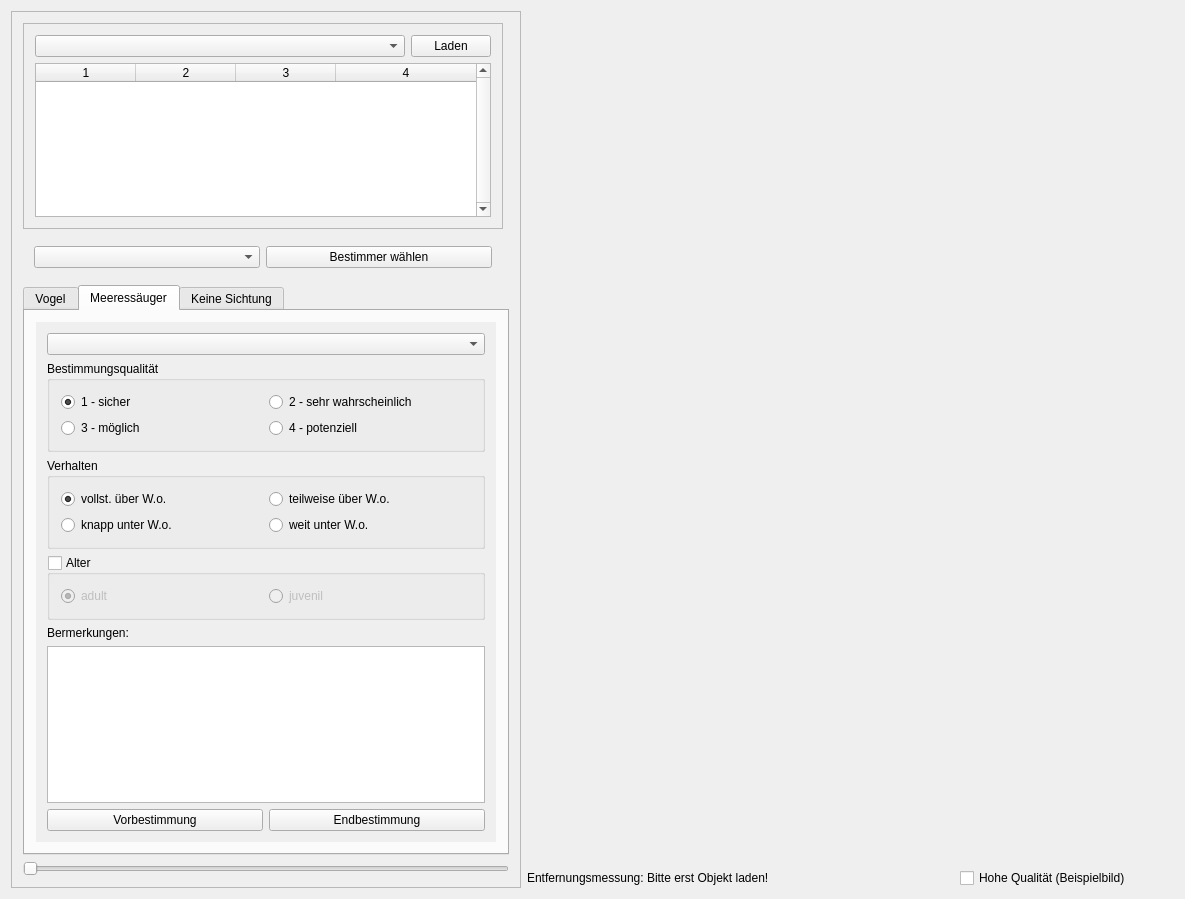
Before: the Qt Designer form mainwindow.ui in ifaoe/2014-10-Bird-View, drawn with Qt 5.
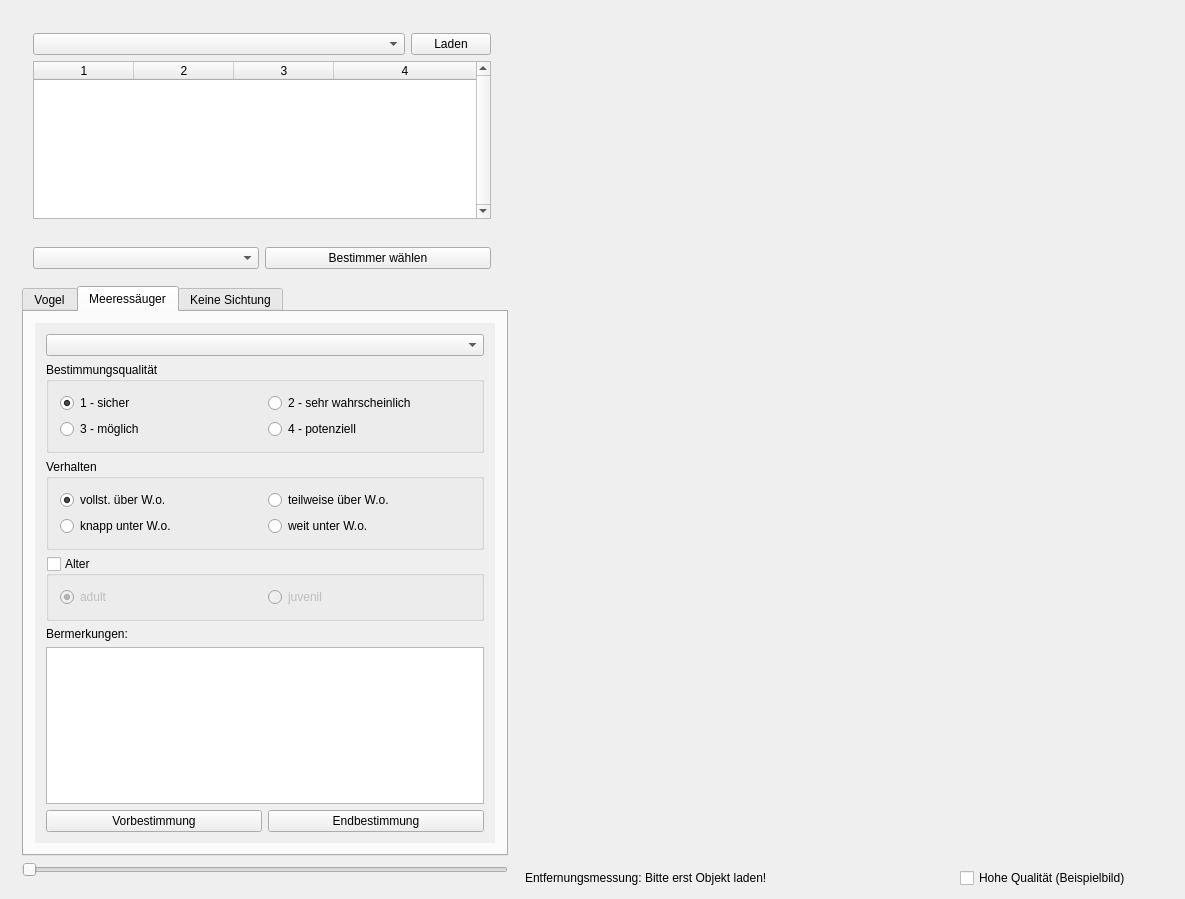
After: the same form once the commit is applied. The open tabs and pages were chosen to show the change.

Commit message: rename taxa bird table

Patch:
```diff
--- a/mainwindow.ui
+++ b/mainwindow.ui
@@ -65,10 +65,10 @@
        </sizepolicy>
       </property>
       <property name="frameShape">
-       <enum>QFrame::StyledPanel</enum>
+       <enum>QFrame::NoFrame</enum>
       </property>
       <property name="frameShadow">
-       <enum>QFrame::Raised</enum>
+       <enum>QFrame::Plain</enum>
       </property>
       <layout class="QVBoxLayout" name="verticalLayout_3">
        <item>
@@ -86,10 +86,10 @@
           </size>
          </property>
          <property name="frameShape">
-          <enum>QFrame::StyledPanel</enum>
+          <enum>QFrame::NoFrame</enum>
          </property>
          <property name="frameShadow">
-          <enum>QFrame::Raised</enum>
+          <enum>QFrame::Plain</enum>
          </property>
          <layout class="QGridLayout" name="gridLayout_4">
           <item row="0" column="2">
@@ -671,8 +671,8 @@
                <rect>
                 <x>0</x>
                 <y>0</y>
-                <width>460</width>
-                <height>521</height>
+                <width>327</width>
+                <height>350</height>
                </rect>
               </property>
               <property name="sizePolicy">
```
Left out of the diff: 6 changed lines with no effect on the pictures. The commit also changes 2 other files.
